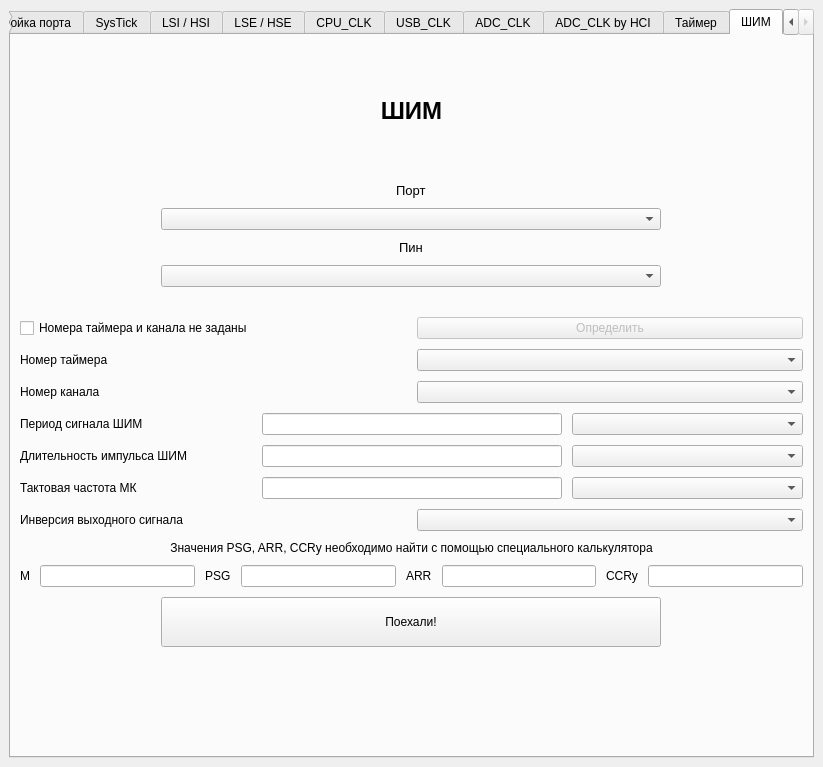
The window that main.ui (TimurRahimov/1986BE93Y-CodeGenerator) describes before a commit, drawn with Qt 5.
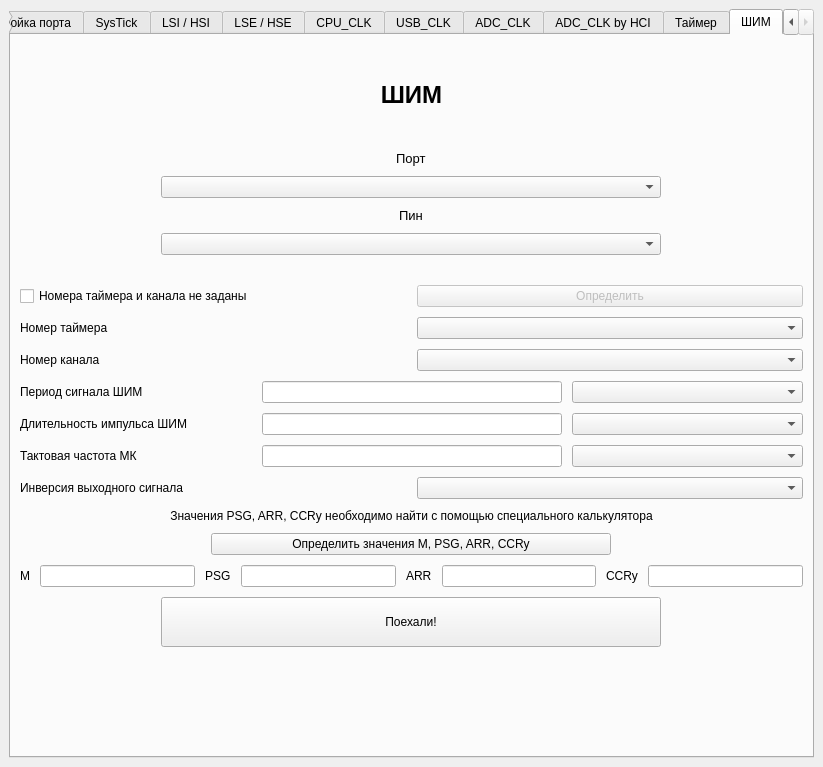
The same window after the commit. The open tabs and pages were chosen to show the change.

The edit to the form file:
```diff
--- a/main.ui
+++ b/main.ui
@@ -2117,6 +2117,25 @@
               </property>
              </widget>
             </item>
+            <item alignment="Qt::AlignHCenter">
+             <widget class="QPushButton" name="pushButton_14_define_arr">
+              <property name="minimumSize">
+               <size>
+                <width>400</width>
+                <height>0</height>
+               </size>
+              </property>
+              <property name="maximumSize">
+               <size>
+                <width>400</width>
+                <height>16777215</height>
+               </size>
+              </property>
+              <property name="text">
+               <string>Определить значения M, PSG, ARR, CCRy</string>
+              </property>
+             </widget>
+            </item>
             <item>
              <layout class="QHBoxLayout" name="horizontalLayout_35">
               <property name="leftMargin">
```
